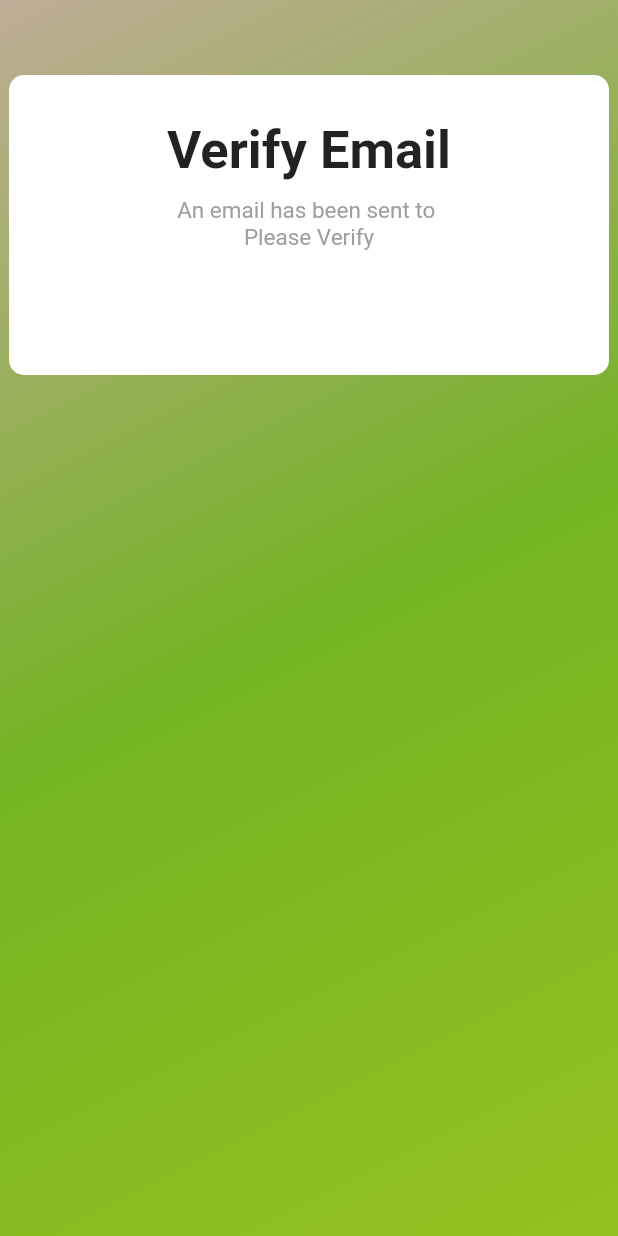
After one commit to hoxuanvinh1999/TN09_Application_Web, a Flutter app: the VerifyScreen screen opened directly, on a phone screen of 412 x 824 dp. The commit adds this screen. Run offline on Flutter 3.47's test engine with Material 2 defaults, Android fonts, the phone set to English and light mode, and no system bars; our stand-ins replace cloud_firestore, firebase_auth, firebase_core, flutter_colorpicker, fluttertoast, font_awesome_flutter and 1 more; accounts and stored records are empty; network calls fail.

Commit message:
create verify mail page

```diff
--- a/lib/login_page/login_page.dart
+++ b/lib/login_page/login_page.dart
@@ -4,6 +4,7 @@ import 'package:fluttertoast/fluttertoast.dart';
 import 'package:font_awesome_flutter/font_awesome_flutter.dart';
 import 'package:tn09_app_web_demo/home_screen.dart';
 import 'package:tn09_app_web_demo/login_page/forget_password_page.dart';
+import 'package:tn09_app_web_demo/login_page/verify_email_page.dart';
 import 'package:tn09_app_web_demo/pages/create_partenaire_page.dart';
 import 'package:tn09_app_web_demo/pages/partenaire_page.dart';
 
@@ -361,7 +362,7 @@ class _LoginPageState extends State<LoginPage> {
       Fluttertoast.showToast(
           msg: 'Sign Up Successed', gravity: ToastGravity.TOP);
       Navigator.of(context).pushReplacement(
-          MaterialPageRoute(builder: (context) => HomeScreen()));
+          MaterialPageRoute(builder: (context) => VerifyScreen()));
     } on FirebaseAuthException catch (error) {
       //String msgerror = 'Error sign up';
       Fluttertoast.showToast(
--- /dev/null
+++ b/lib/login_page/verify_email_page.dart
@@ -0,0 +1,125 @@
+import 'dart:async';
+
+import 'package:flutter/material.dart';
+import 'package:firebase_auth/firebase_auth.dart';
+import 'package:fluttertoast/fluttertoast.dart';
+import 'package:font_awesome_flutter/font_awesome_flutter.dart';
+import 'package:tn09_app_web_demo/home_screen.dart';
+import 'package:tn09_app_web_demo/login_page/login_page.dart';
+
+class VerifyScreen extends StatefulWidget {
+  @override
+  _VerifyScreenState createState() => _VerifyScreenState();
+}
+
+class _VerifyScreenState extends State<VerifyScreen> {
+  final auth = FirebaseAuth.instance;
+  User? user;
+  late Timer timer;
+
+  @override
+  void initState() {
+    user = auth.currentUser;
+    user?.sendEmailVerification();
+
+    timer = Timer.periodic(Duration(seconds: 5), (timer) {
+      checkEmailVerified();
+    });
+    super.initState();
+  }
+
+  @override
+  void dispose() {
+    timer.cancel();
+    super.dispose();
+  }
+
+  @override
+  Widget build(BuildContext context) {
+    return WillPopScope(
+      onWillPop: () async {
+        Navigator.push(
+          context,
+          MaterialPageRoute(builder: (context) => LoginPage()),
+        );
+        return false;
+      },
+      child: Scaffold(
+          body: SingleChildScrollView(
+              child: Container(
+                  height: MediaQuery.of(context).size.height,
+                  width: MediaQuery.of(context).size.width,
+                  decoration: BoxDecoration(
+                      gradient: LinearGradient(
+                          begin: Alignment.topLeft,
+                          end: Alignment.bottomRight,
+                          colors: [
+                        Color(0xFFBFAC97),
+                        Color(0xFF74B424),
+                        Color(0xFF94C21E),
+                      ])),
+                  child: SingleChildScrollView(
+                      child: Column(
+                          crossAxisAlignment: CrossAxisAlignment.center,
+                          children: [
+                        SizedBox(
+                          height: 50,
+                        ),
+                        Container(
+                          height: 200,
+                          width: 400,
+                          decoration: BoxDecoration(
+                              color: Colors.white,
+                              borderRadius: BorderRadius.circular(10)),
+                          child: Column(
+                            children: [
+                              SizedBox(height: 30),
+                              Text(
+                                'Verify Email',
+                                style: TextStyle(
+                                    fontSize: 35, fontWeight: FontWeight.bold),
+                              ),
+                              SizedBox(
+                                height: 10,
+                              ),
+                              Row(
+                                mainAxisAlignment: MainAxisAlignment.center,
+                                children: [
+                                  Text(
+                                    'An email has been sent to ${user?.email}',
+                                    style: TextStyle(
+                                        fontSize: 15, color: Colors.grey),
+                                  ),
+                                ],
+                              ),
+                              Row(
+                                mainAxisAlignment: MainAxisAlignment.center,
+                                children: [
+                                  Text(
+                                    'Please Verify',
+                                    style: TextStyle(
+                                        fontSize: 15, color: Colors.grey),
+                                  ),
+                                ],
+                              ),
+                              SizedBox(
+                                height: 20,
+                              ),
+                            ],
+                          ),
+                        ),
+                      ]))))),
+    );
+  }
+
+  Future<void> checkEmailVerified() async {
+    user = auth.currentUser;
+    await user?.reload();
+    bool? a = user?.emailVerified;
+    if (a != null) {
+      timer.cancel();
+      Navigator.of(context).pushReplacement(
+          MaterialPageRoute(builder: (context) => HomeScreen()));
+    }
+  }
+}
```
